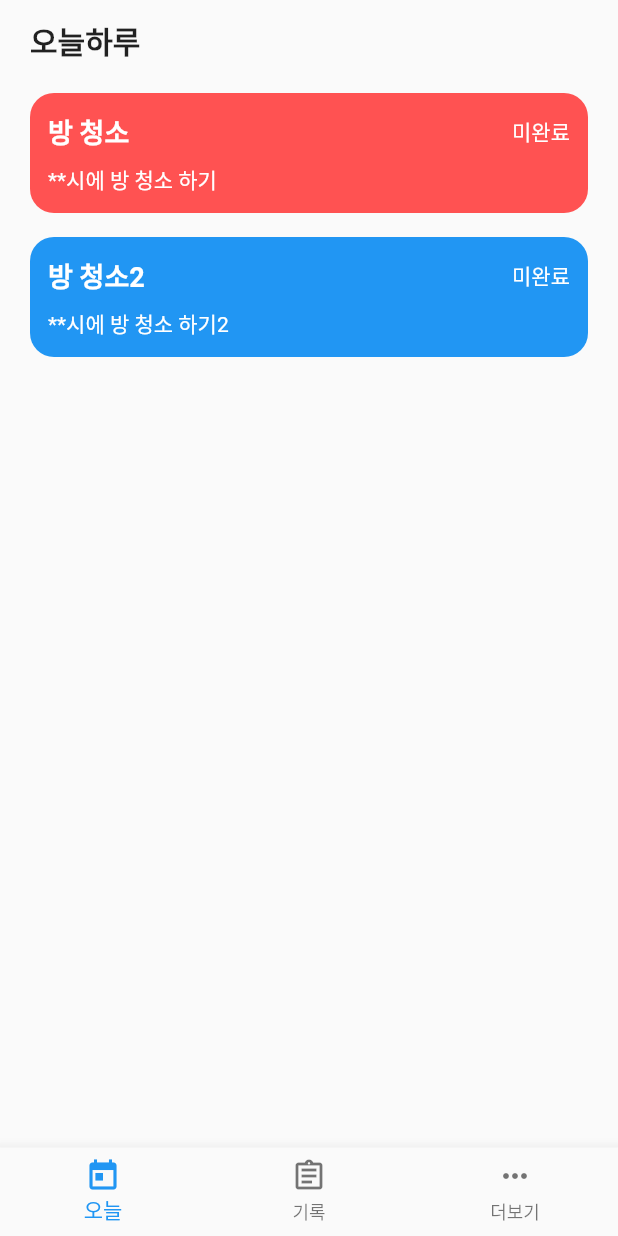
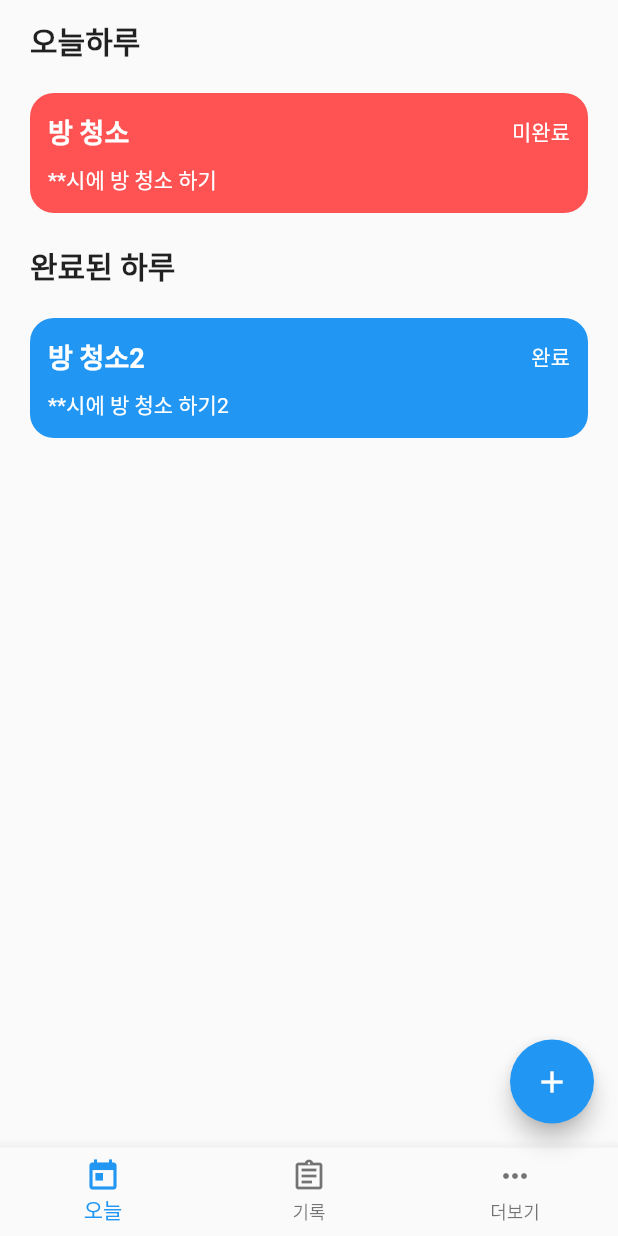
Before and after one commit to Bepo0328/todo_app, a Flutter app: the screen it shows after launch, on a phone screen of 412 x 824 dp. Run offline on Flutter 3.47's test engine with Material 2 defaults, Android fonts, the phone set to English and light mode, and no system bars.

Commit message:
TODOApp: Screen Design - 2

```diff
--- a/lib/main.dart
+++ b/lib/screen/main.dart
@@ -1,5 +1,7 @@
 import 'package:flutter/material.dart';
 import 'package:todo_app/data/todo.dart';
+import 'package:todo_app/data/utils.dart';
+import 'package:todo_app/screen/write.dart';
 
 void main() {
   runApp(const MyApp());
@@ -28,7 +30,7 @@ class MyHomePage extends StatefulWidget {
 }
 
 class _MyHomePageState extends State<MyHomePage> {
-  List<Todo> _todos = [
+  final List<Todo> _todos = [
     Todo(
       title: '방 청소',
       memo: '**시에 방 청소 하기',
@@ -41,7 +43,7 @@ class _MyHomePageState extends State<MyHomePage> {
       title: '방 청소2',
       memo: '**시에 방 청소 하기2',
       color: Colors.blue.value,
-      done: 0,
+      done: 1,
       category: '청소',
       date: 20220104,
     ),
@@ -53,6 +55,34 @@ class _MyHomePageState extends State<MyHomePage> {
       appBar: PreferredSize(
         child: AppBar(),
         preferredSize: const Size.fromHeight(0.0),
+      ),
+      floatingActionButton: FloatingActionButton(
+        child: const Icon(
+          Icons.add,
+          color: Colors.white,
+        ),
+        onPressed: () async {
+          // 화면 이동
+          Todo _todo = await Navigator.push(
+            context,
+            MaterialPageRoute(builder: (context) {
+              return TodoWritePage(
+                todo: Todo(
+                  title: '',
+                  memo: '',
+                  category: '',
+                  color: 0,
+                  done: 0,
+                  date: Utils.getFormatTime(DateTime.now()),
+                ),
+              );
+            }),
+          );
+
+          setState(() {
+            _todos.add(_todo);
+          });
+        },
       ),
       body: ListView.builder(
         itemBuilder: (ctx, idx) {
@@ -71,10 +101,85 @@ class _MyHomePageState extends State<MyHomePage> {
               ),
             );
           } else if (idx == 1) {
+            List<Todo> _undone = _todos.where((t) {
+              return t.done == 0;
+            }).toList();
+
             return Container(
               child: Column(
-                children: List.generate(_todos.length, (_idx) {
-                  Todo t = _todos[_idx];
+                children: List.generate(_undone.length, (_idx) {
+                  Todo t = _undone[_idx];
+                  return Container(
+                    decoration: BoxDecoration(
+                      color: Color(t.color!),
+                      borderRadius: BorderRadius.circular(16.0),
+                    ),
+                    padding: const EdgeInsets.symmetric(
+                      vertical: 12.0,
+                      horizontal: 12.0,
+                    ),
+                    margin: const EdgeInsets.symmetric(
+                      vertical: 8.0,
+                      horizontal: 20.0,
+                    ),
+                    child: Column(
+                      crossAxisAlignment: CrossAxisAlignment.start,
+                      children: [
+                        Row(
+                          mainAxisAlignment: MainAxisAlignment.spaceBetween,
+                          children: [
+                            Text(
+                              t.title!,
+                              style: const TextStyle(
+                                fontSize: 18.0,
+                                fontWeight: FontWeight.bold,
+                                color: Colors.white,
+                              ),
+                            ),
+                            Text(
+                              t.done == 0 ? '미완료' : '완료',
+                              style: const TextStyle(
+                                color: Colors.white,
+                              ),
+                            ),
+                          ],
+                        ),
+                        const SizedBox(height: 8.0),
+                        Text(
+                          t.memo!,
+                          style: const TextStyle(
+                            color: Colors.white,
+                          ),
+                        ),
+                      ],
+                    ),
+                  );
+                }),
+              ),
+            );
+          } else if (idx == 2) {
+            return Container(
+              child: const Text(
+                '완료된 하루',
+                style: TextStyle(
+                  fontSize: 20.0,
+                  fontWeight: FontWeight.bold,
+                ),
+              ),
+              margin: const EdgeInsets.symmetric(
+                vertical: 12.0,
+                horizontal: 20.0,
+              ),
+            );
+          } else if (idx == 3) {
+            List<Todo> _done = _todos.where((t) {
+              return t.done == 1;
+            }).toList();
+
+            return Container(
+              child: Column(
+                children: List.generate(_done.length, (_idx) {
+                  Todo t = _done[_idx];
                   return Container(
                     decoration: BoxDecoration(
                       color: Color(t.color!),
```
Also changed, not shown: lib/screen/write.dart (added, +179 -0 lines), 1 other file.
